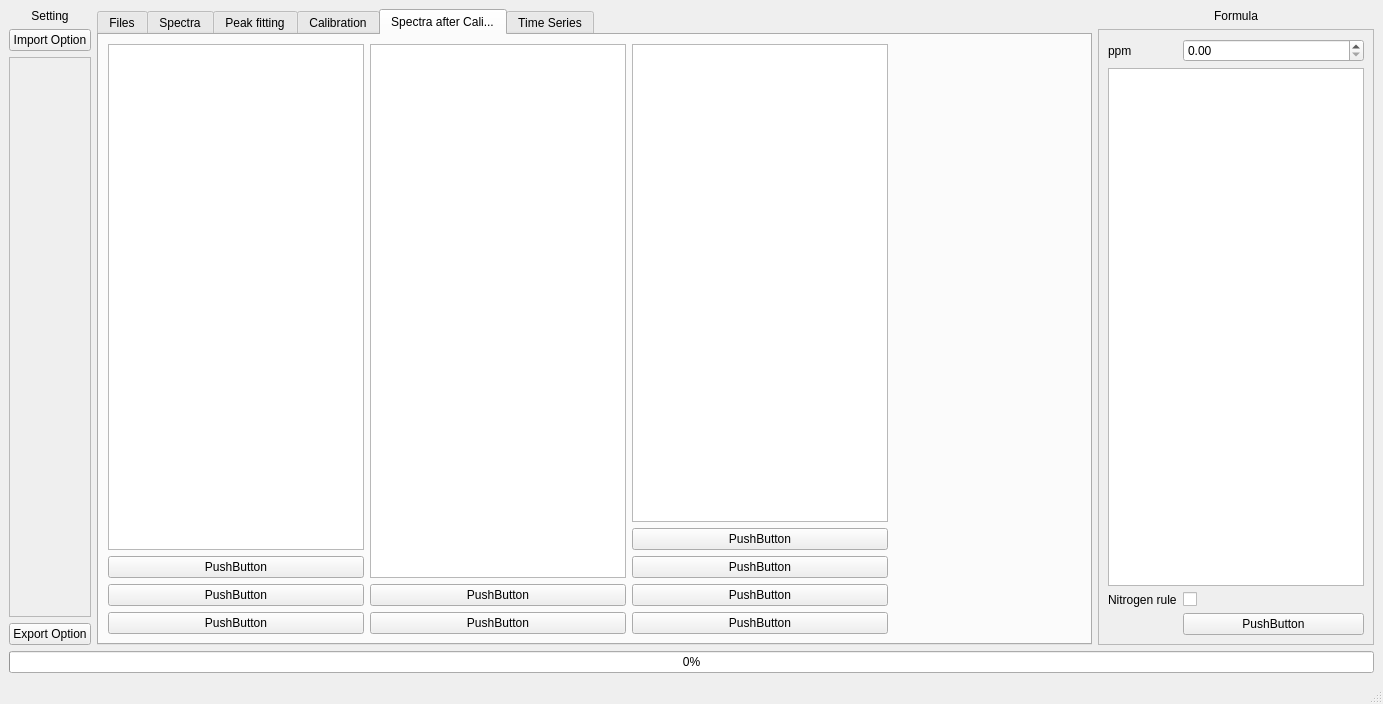
l460289052/Orbitool, file Oribitool.ui: the form before one commit.
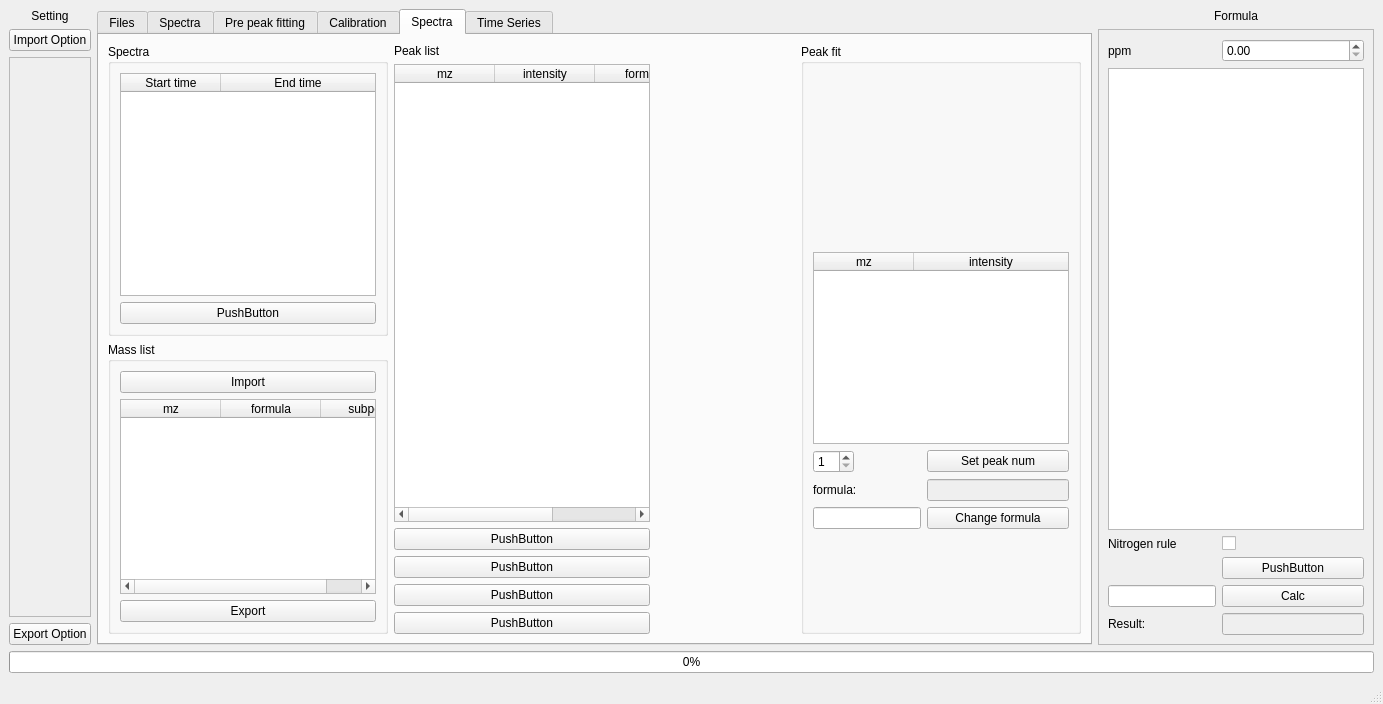
The form after the commit. The open tabs and pages were chosen to show the change.

Patch:
```diff
--- a/Oribitool.ui
+++ b/Oribitool.ui
@@ -536,7 +536,7 @@
          </widget>
          <widget class="QWidget" name="peakFitTab">
           <attribute name="title">
-           <string>Peak fitting</string>
+           <string>Pre peak fitting</string>
           </attribute>
           <layout class="QHBoxLayout" name="horizontalLayout_8">
            <item>
@@ -593,7 +593,7 @@
            <item>
             <layout class="QVBoxLayout" name="verticalLayout_10">
              <item>
-              <widget class="QTableWidget" name="tableWidget_3">
+              <widget class="QTableWidget" name="calibrationIonsTableWidget">
                <property name="sizePolicy">
                 <sizepolicy hsizetype="Minimum" vsizetype="Expanding">
                  <horstretch>0</horstretch>
@@ -607,18 +607,26 @@
            <item>
             <layout class="QVBoxLayout" name="verticalLayout_11">
              <item>
-              <layout class="QFormLayout" name="formLayout_2">
-               <item row="0" column="0">
-                <widget class="QLabel" name="label_4">
-                 <property name="text">
-                  <string>Tolerance</string>
-                 </property>
-                </widget>
-               </item>
-               <item row="0" column="1">
-                <widget class="QDoubleSpinBox" name="doubleSpinBox"/>
-               </item>
-              </layout>
+              <widget class="QTableWidget" name="calibrationResultTableWidget">
+               <property name="sizePolicy">
+                <sizepolicy hsizetype="Minimum" vsizetype="Expanding">
+                 <horstretch>0</horstretch>
+                 <verstretch>0</verstretch>
+                </sizepolicy>
+               </property>
+               <property name="editTriggers">
+                <set>QAbstractItemView::NoEditTriggers</set>
+               </property>
+               <property name="verticalScrollMode">
+                <enum>QAbstractItemView::ScrollPerPixel</enum>
+               </property>
+               <property name="horizontalScrollMode">
+                <enum>QAbstractItemView::ScrollPerPixel</enum>
+               </property>
+               <attribute name="horizontalHeaderStretchLastSection">
+                <bool>true</bool>
+               </attribute>
+              </widget>
              </item>
              <item>
               <widget class="QPushButton" name="pushButton_9">
@@ -630,17 +638,7 @@
             </layout>
            </item>
            <item>
-            <widget class="QTableWidget" name="tableWidget_4">
-             <property name="sizePolicy">
-              <sizepolicy hsizetype="Minimum" vsizetype="Expanding">
-               <horstretch>0</horstretch>
-               <verstretch>0</verstretch>
-              </sizepolicy>
-             </property>
-            </widget>
-           </item>
-           <item>
-            <widget class="QWidget" name="widget_3" native="true">
+            <widget class="QWidget" name="calibrationWidget" native="true">
              <property name="sizePolicy">
               <sizepolicy hsizetype="Expanding" vsizetype="Preferred">
                <horstretch>0</horstretch>
@@ -653,68 +651,111 @@
          </widget>
          <widget class="QWidget" name="spectra2Tab">
           <attribute name="title">
-           <string>Spectra after Cali...</string>
+           <string>Spectra</string>
           </attribute>
           <layout class="QHBoxLayout" name="horizontalLayout_6">
            <item>
             <layout class="QVBoxLayout" name="verticalLayout_12">
              <item>
-              <widget class="QListWidget" name="listWidget_2">
-               <property name="sizePolicy">
-                <sizepolicy hsizetype="Minimum" vsizetype="Expanding">
-                 <horstretch>0</horstretch>
-                 <verstretch>0</verstretch>
-                </sizepolicy>
+              <widget class="QGroupBox" name="groupBox">
+               <property name="title">
+                <string>Spectra</string>
                </property>
+               <layout class="QVBoxLayout" name="verticalLayout_16">
+                <item>
+                 <widget class="QTableWidget" name="tableWidget">
+                  <property name="sizePolicy">
+                   <sizepolicy hsizetype="Preferred" vsizetype="Expanding">
+                    <horstretch>0</horstretch>
+                    <verstretch>0</verstretch>
+                   </sizepolicy>
+                  </property>
+                  <property name="verticalScrollMode">
+                   <enum>QAbstractItemView::ScrollPerPixel</enum>
+                  </property>
+                  <property name="horizontalScrollMode">
+                   <enum>QAbstractItemView::ScrollPerPixel</enum>
+                  </property>
+                  <attribute name="horizontalHeaderStretchLastSection">
+                   <bool>true</bool>
+                  </attribute>
+                  <column>
+                   <property name="text">
+                    <string>Start time</string>
+                   </property>
+                  </column>
+                  <column>
+                   <property name="text">
+                    <string>End time</string>
+                   </property>
+                  </column>
+                 </widget>
+                </item>
+                <item>
+                 <widget class="QPushButton" name="pushButton_12">
+                  <property name="text">
+                   <string>PushButton</string>
+                  </property>
+                 </widget>
+                </item>
+               </layout>
               </widget>
              </item>
              <item>
-              <widget class="QPushButton" name="pushButton_12">
-               <property name="text">
-                <string>PushButton</string>
+              <widget class="QGroupBox" name="groupBox_2">
+               <property name="title">
+                <string>Mass list</string>
                </property>
-              </widget>
-             </item>
-             <item>
-              <widget class="QPushButton" name="pushButton_11">
-               <property name="text">
-                <string>PushButton</string>
-               </property>
-              </widget>
-             </item>
-             <item>
-              <widget class="QPushButton" name="pushButton_10">
-               <property name="text">
-                <string>PushButton</string>
-               </property>
-              </widget>
-             </item>
-            </layout>
-           </item>
-           <item>
-            <layout class="QVBoxLayout" name="verticalLayout_13">
-             <item>
-              <widget class="QListWidget" name="listWidget_3">
-               <property name="sizePolicy">
-                <sizepolicy hsizetype="Minimum" vsizetype="Expanding">
-                 <horstretch>0</horstretch>
-                 <verstretch>0</verstretch>
-                </sizepolicy>
-               </property>
-              </widget>
-             </item>
-             <item>
-              <widget class="QPushButton" name="pushButton_14">
-               <property name="text">
-                <string>PushButton</string>
-               </property>
-              </widget>
-             </item>
-             <item>
-              <widget class="QPushButton" name="pushButton_13">
-               <property name="text">
-                <string>PushButton</string>
-               </property>
+               <layout class="QVBoxLayout" name="verticalLayout_17">
+                <item>
+                 <widget class="QPushButton" name="pushButton_4">
+                  <property name="text">
+                   <string>Import</string>
+                  </property>
+                 </widget>
+                </item>
+                <item>
+                 <widget class="QTableWidget" name="tableWidget_2">
+                  <property name="sizePolicy">
+                   <sizepolicy hsizetype="Preferred" vsizetype="Expanding">
+                    <horstretch>0</horstretch>
+                    <verstretch>0</verstretch>
+                   </sizepolicy>
+                  </property>
+                  <property name="verticalScrollMode">
+                   <enum>QAbstractItemView::ScrollPerPixel</enum>
+                  </property>
+                  <property name="horizontalScrollMode">
+                   <enum>QAbstractItemView::ScrollPerPixel</enum>
+                  </property>
+                  <attribute name="horizontalHeaderStretchLastSection">
+                   <bool>true</bool>
+                  </attribute>
+                  <column>
+                   <property name="text">
+                    <string>mz</string>
+                   </property>
+                  </column>
+                  <column>
+                   <property name="text">
+                    <string>formula</string>
+                   </property>
+                  </column>
+                  <column>
+                   <property name="text">
+                    <string>subpeak</string>
+                   </property>
+                  </column>
+                 </widget>
+                </item>
+                <item>
+                 <widget class="QPushButton" name="pushButton_13">
+                  <property name="text">
+                   <string>Export</string>
+                  </property>
+                 </widget>
+                </item>
+               </layout>
               </widget>
              </item>
             </layout>
@@ -722,13 +763,49 @@
            <item>
             <layout class="QVBoxLayout" name="verticalLayout_14">
              <item>
-              <widget class="QListWidget" name="listWidget_4">
+              <widget class="QLabel" name="label_4">
+               <property name="text">
+                <string>Peak list</string>
+               </property>
+              </widget>
+             </item>
+             <item>
+              <widget class="QTableWidget" name="tableWidget_3">
                <property name="sizePolicy">
-                <sizepolicy hsizetype="Minimum" vsizetype="Expanding">
+                <sizepolicy hsizetype="Preferred" vsizetype="Expanding">
                  <horstretch>0</horstretch>
                  <verstretch>0</verstretch>
                 </sizepolicy>
                </property>
+               <property name="verticalScrollMode">
+                <enum>QAbstractItemView::ScrollPerPixel</enum>
+               </property>
+               <property name="horizontalScrollMode">
+                <enum>QAbstractItemView::ScrollPerPixel</enum>
+               </property>
+               <attribute name="horizontalHeaderStretchLastSection">
+                <bool>true</bool>
+               </attribute>
+               <column>
+                <property name="text">
+                 <string>mz</string>
+                </property>
+               </column>
+               <column>
+                <property name="text">
+                 <string>intensity</string>
+                </property>
+               </column>
+               <column>
+                <property name="text">
+                 <string>formula</string>
+                </property>
+               </column>
+               <column>
+                <property name="text">
+                 <string>area</string>
+                </property>
+               </column>
               </widget>
              </item>
              <item>
@@ -771,6 +848,101 @@
              </property>
             </widget>
            </item>
+           <item>
+            <widget class="QGroupBox" name="groupBox_3">
+             <property name="title">
+              <string>Peak fit</string>
+             </property>
+             <layout class="QVBoxLayout" name="verticalLayout_13">
+              <item>
+               <widget class="QWidget" name="widget_2" native="true"/>
+              </item>
+              <item>
+               <widget class="QTableWidget" name="tableWidget_4">
+                <property name="sizePolicy">
+                 <sizepolicy hsizetype="Expanding" vsizetype="Preferred">
+                  <horstretch>0</horstretch>
+                  <verstretch>0</verstretch>
+                 </sizepolicy>
+                </property>
+                <property name="verticalScrollMode">
+                 <enum>QAbstractItemView::ScrollPerPixel</enum>
+                </property>
+                <property name="horizontalScrollMode">
+                 <enum>QAbstractItemView::ScrollPerPixel</enum>
+                </property>
+                <attribute name="horizontalHeaderStretchLastSection">
+                 <bool>true</bool>
+                </attribute>
+                <column>
+                 <property name="text">
+                  <string>mz</string>
+                 </property>
+                </column>
+                <column>
+                 <property name="text">
+                  <string>intensity</string>
+                 </property>
+                </column>
+               </widget>
+              </item>
+              <item>
+               <layout class="QFormLayout" name="formLayout_2">
+                <item row="0" column="0">
+                 <widget class="QSpinBox" name="spinBox">
+                  <property name="sizePolicy">
+                   <sizepolicy hsizetype="Preferred" vsizetype="Fixed">
+                    <horstretch>0</horstretch>
+                    <verstretch>0</verstretch>
+                   </sizepolicy>
+                  </property>
+                  <property name="minimum">
+                   <number>1</number>
+                  </property>
+                 </widget>
+                </item>
+                <item row="0" column="1">
+                 <widget class="QPushButton" name="pushButton_5">
+                  <property name="text">
+                   <string>Set peak num</string>
+                  </property>
+                 </widget>
+                </item>
+                <item row="2" column="0">
+                 <widget class="QLineEdit" name="lineEdit"/>
+                </item>
+                <item row="2" column="1">
+                 <widget class="QPushButton" name="pushButton_6">
+                  <property name="text">
+                   <string>Change formula</string>
+                  </property>
+                 </widget>
+                </item>
+                <item row="1" column="0">
+                 <widget class="QLabel" name="label_13">
+                  <property name="sizePolicy">
+                   <sizepolicy hsizetype="Preferred" vsizetype="Preferred">
+                    <horstretch>0</horstretch>
+                    <verstretch>0</verstretch>
+                   </sizepolicy>
+                  </property>
+                  <property name="text">
+                   <string>formula:</string>
+                  </property>
+                 </widget>
+                </item>
+                <item row="1" column="1">
+                 <widget class="QLineEdit" name="lineEdit_4">
+                  <property name="enabled">
+                   <bool>false</bool>
+                  </property>
+                 </widget>
+                </item>
+               </layout>
+              </item>
+             </layout>
+            </widget>
+           </item>
           </layout>
          </widget>
          <widget class="QWidget" name="tab_5">
@@ -834,8 +1006,8 @@
              <rect>
               <x>0</x>
               <y>0</y>
-              <width>282</width>
-              <height>553</height>
+              <width>274</width>
+              <height>593</height>
              </rect>
             </property>
             <layout class="QFormLayout" name="formLayout_3">
@@ -873,6 +1045,30 @@
                </property>
               </widget>
              </item>
+             <item row="4" column="0">
+              <widget class="QLineEdit" name="lineEdit_2"/>
+             </item>
+             <item row="4" column="1">
+              <widget class="QPushButton" name="pushButton_7">
+               <property name="text">
+                <string>Calc</string>
+               </property>
+              </widget>
+             </item>
+             <item row="5" column="0">
+              <widget class="QLabel" name="label_12">
+               <property name="text">
+                <string>Result:</string>
+               </property>
+              </widget>
+             </item>
+             <item row="5" column="1">
+              <widget class="QLineEdit" name="lineEdit_3">
+               <property name="enabled">
+                <bool>false</bool>
+               </property>
+              </widget>
+             </item>
             </layout>
            </widget>
           </widget>
```
Left out of the diff: 244 changed lines with no effect on the pictures.
